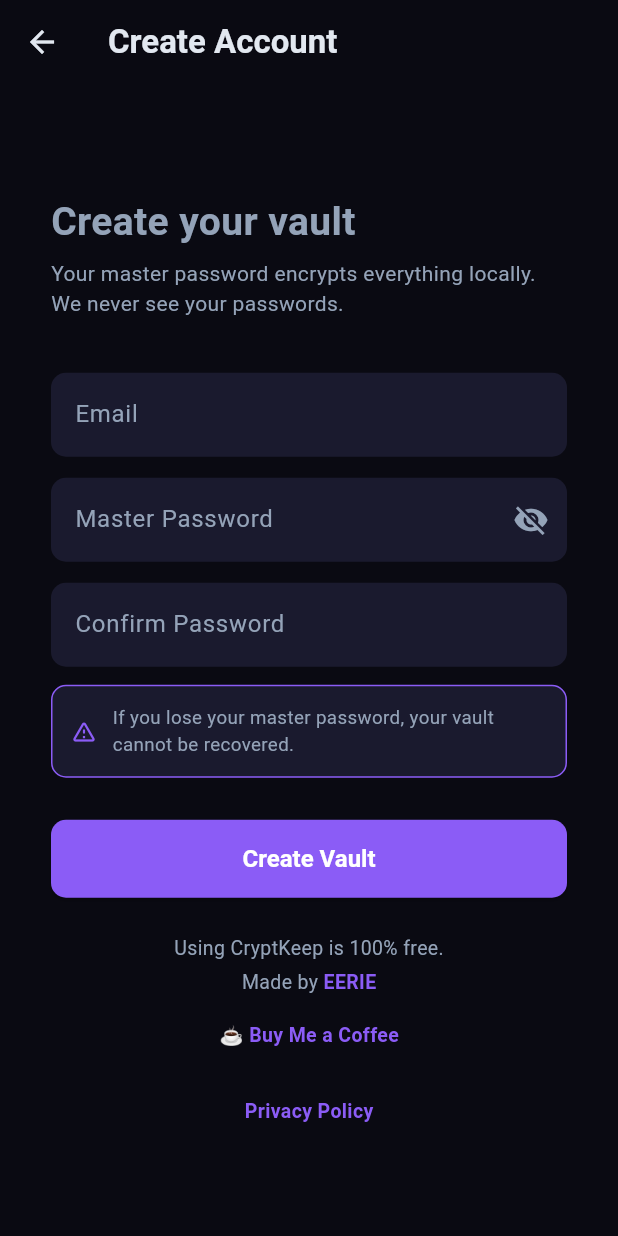
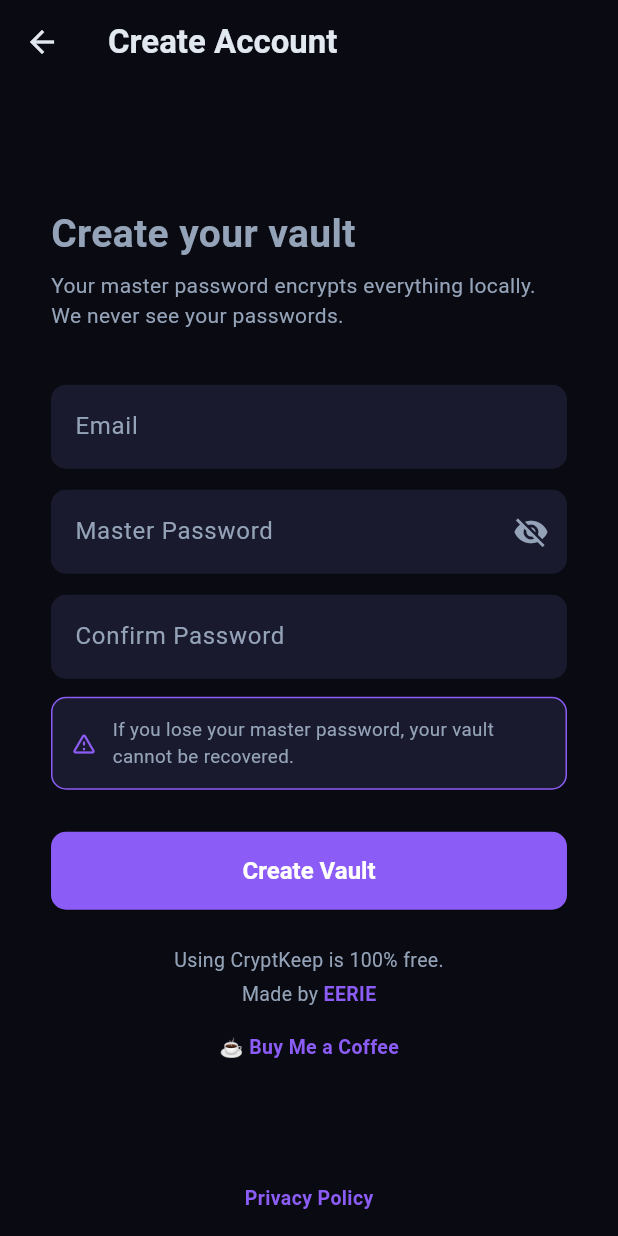
Before and after one commit to EerieGoesD/cryptkeep, a Flutter app: the screen it shows after launch, after a tap on "Create one", on a phone screen of 412 x 824 dp. Run offline on Flutter 3.47's test engine with Material 3 defaults, Android fonts, the phone set to English and light mode, and no system bars; our stand-ins replace file_picker, supabase_flutter; missing offline and left inert: encrypt, kdbx, pointycastle; accounts and stored records are empty.

Commit message:
Pin Privacy Policy to screen bottom, left-align FAQ link
Co-Authored-By: Claude Opus 4.6 (1M context) <noreply@anthropic.com>

```diff
--- a/lib/screens/auth/login_screen.dart
+++ b/lib/screens/auth/login_screen.dart
@@ -66,6 +66,9 @@ class _LoginScreenState extends State<LoginScreen> {
   Widget build(BuildContext context) {
     return Scaffold(
       body: SafeArea(
+        child: Column(
+          children: [
+            Expanded(
               child: Center(
                 child: ConstrainedBox(
                   constraints: const BoxConstraints(maxWidth: 400),
@@ -84,15 +87,14 @@ class _LoginScreenState extends State<LoginScreen> {
                           const Text('Sign in to access your vault.',
                               style: TextStyle(color: Color(0xFF94A3B8))),
                           const SizedBox(height: 20),
-                  Center(
-                    child: TextButton.icon(
+                          TextButton.icon(
                             onPressed: () => Navigator.of(context).push(
                               MaterialPageRoute(builder: (_) => const FaqScreen()),
                             ),
                             icon: const Icon(Icons.help_outline, size: 18, color: Color(0xFF8B5CF6)),
                             label: const Text('What is CryptKeep?',
                                 style: TextStyle(color: Color(0xFF8B5CF6), fontSize: 13)),
-                    ),
+                            style: TextButton.styleFrom(padding: EdgeInsets.zero),
                           ),
                           const SizedBox(height: 20),
                           TextFormField(
@@ -182,8 +184,15 @@ class _LoginScreenState extends State<LoginScreen> {
                                       fontWeight: FontWeight.w600)),
                             ),
                           ),
-                  const SizedBox(height: 32),
-                  Center(
+                        ],
+                      ),
+                    ),
+                  ),
+                ),
+              ),
+            ),
+            Padding(
+              padding: const EdgeInsets.only(bottom: 16),
               child: InkWell(
                 onTap: () => launchUrl(Uri.parse('https://eeriegoesd.com/privacy-policy/cryptkeep/')),
                 child: const Text('Privacy Policy',
@@ -196,10 +205,6 @@ class _LoginScreenState extends State<LoginScreen> {
           ],
         ),
       ),
-          ),
-          ),
-        ),
-      ),
     );
   }
 }
--- a/lib/screens/auth/register_screen.dart
+++ b/lib/screens/auth/register_screen.dart
@@ -81,6 +81,9 @@ class _RegisterScreenState extends State<RegisterScreen> {
     return Scaffold(
       appBar: AppBar(title: const Text('Create Account')),
       body: SafeArea(
+        child: Column(
+          children: [
+            Expanded(
               child: Center(
                 child: ConstrainedBox(
                   constraints: const BoxConstraints(maxWidth: 400),
@@ -200,8 +203,15 @@ class _RegisterScreenState extends State<RegisterScreen> {
                                       fontWeight: FontWeight.w600)),
                             ),
                           ),
-                const SizedBox(height: 32),
-                Center(
+                        ],
+                      ),
+                    ),
+                  ),
+                ),
+              ),
+            ),
+            Padding(
+              padding: const EdgeInsets.only(bottom: 16),
               child: InkWell(
                 onTap: () => launchUrl(Uri.parse('https://eeriegoesd.com/privacy-policy/cryptkeep/')),
                 child: const Text('Privacy Policy',
@@ -214,10 +224,6 @@ class _RegisterScreenState extends State<RegisterScreen> {
           ],
         ),
       ),
-        ),
-          ),
-        ),
-      ),
     );
   }
 }
```
Lines whose indentation alone changed are shown as unchanged.
